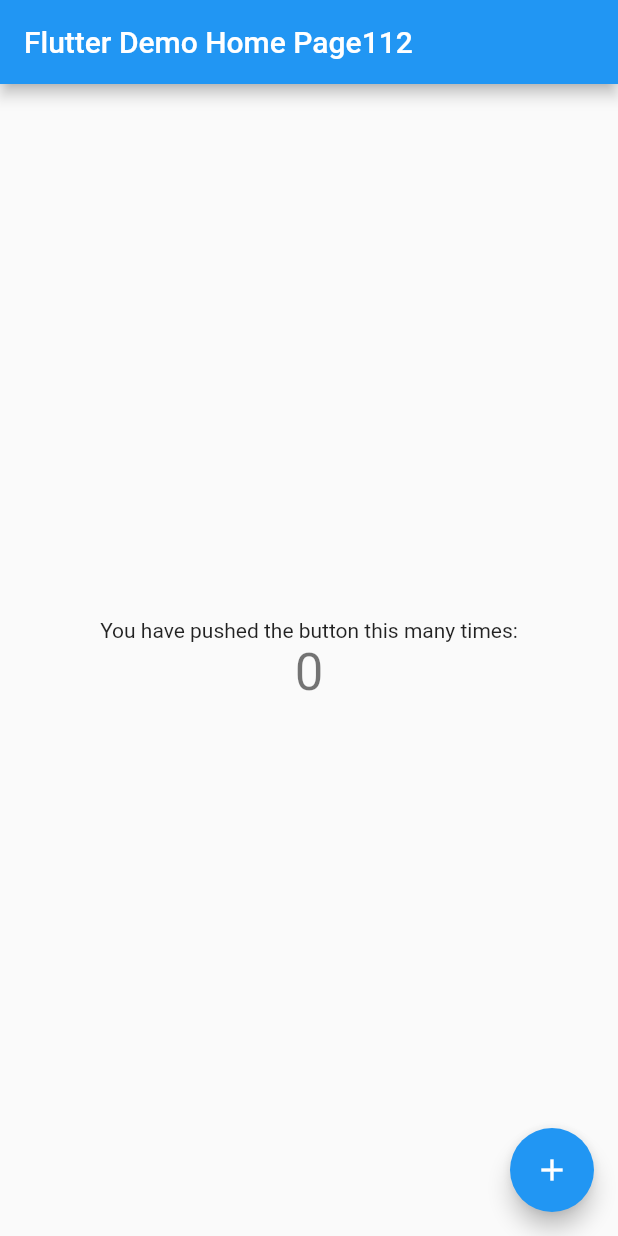
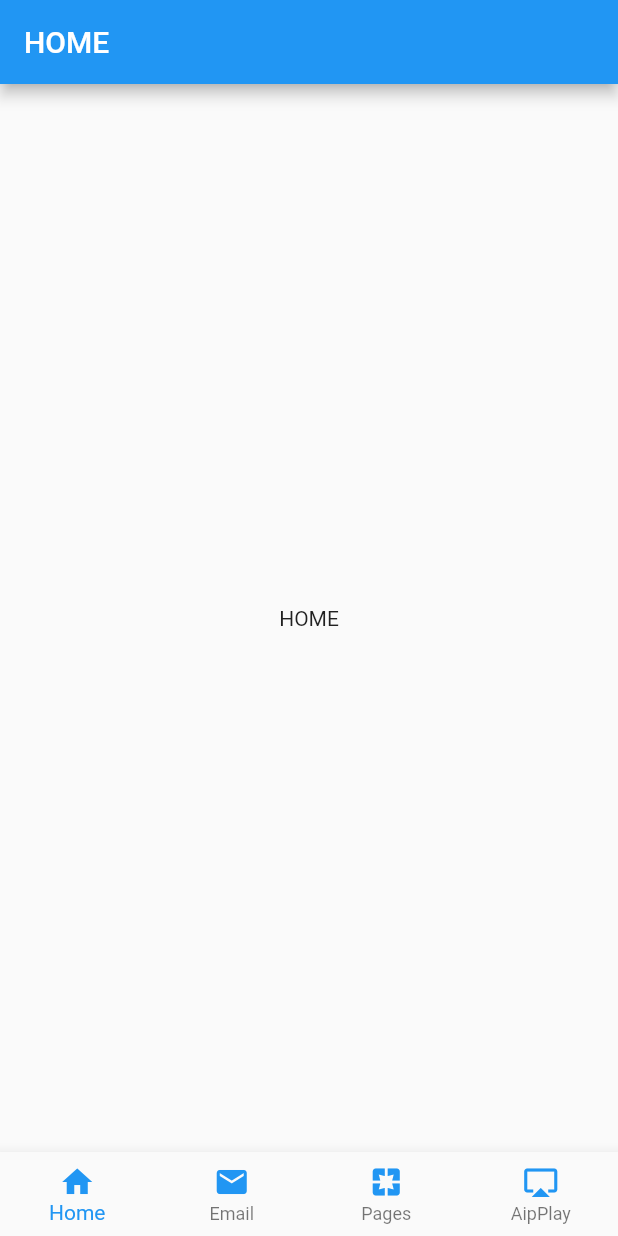
Before and after one commit to kylin-code/flutter_components, a Flutter app: the screen it shows after launch, on a phone screen of 412 x 824 dp. Run offline on Flutter 3.47's test engine with Material 2 defaults, Android fonts, the phone set to English and light mode, and no system bars.

Commit message:
底部导航栏

```diff
--- /dev/null
+++ b/flutter_components/lib/bottom_navigation_widget.dart
@@ -0,0 +1,70 @@
+import 'package:flutter/material.dart';
+import 'pages/home_screen.dart';
+import 'pages/email_screen.dart';
+import 'pages/pages_screen.dart';
+import 'pages/airplay_screen.dart';
+
+class BottomNavigationWidget extends StatefulWidget {
+  _BottomNavigationWidgetState createState() => _BottomNavigationWidgetState();
+}
+
+class _BottomNavigationWidgetState extends State<BottomNavigationWidget> {
+  final _BottomNavigationColor = Colors.blue;
+  int _currentIndex = 0;
+  List<Widget> navList = List();
+
+  @override
+  void initState() {
+    navList
+      ..add(HomeScreen())
+      ..add(EmailScreen())
+      ..add(PagesScreen())
+      ..add(AirplayScreen());
+    super.initState();
+  }
+
+  @override
+  Widget build(BuildContext context) {
+    return Scaffold(
+      body: navList[_currentIndex],
+      bottomNavigationBar: BottomNavigationBar(
+          items: [
+            BottomNavigationBarItem(
+                icon: Icon(
+                  Icons.home,
+                  color: _BottomNavigationColor,
+                ),
+                title: Text('Home',
+                    style: TextStyle(color: _BottomNavigationColor))),
+            BottomNavigationBarItem(
+                icon: Icon(
+                  Icons.email,
+                  color: _BottomNavigationColor,
+                ),
+                title: Text('Email',
+                    style: TextStyle(color: _BottomNavigationColor))),
+            BottomNavigationBarItem(
+                icon: Icon(
+                  Icons.pages,
+                  color: _BottomNavigationColor,
+                ),
+                title: Text('Pages',
+                    style: TextStyle(color: _BottomNavigationColor))),
+            BottomNavigationBarItem(
+                icon: Icon(
+                  Icons.airplay,
+                  color: _BottomNavigationColor,
+                ),
+                title: Text('AipPlay',
+                    style: TextStyle(color: _BottomNavigationColor))),
+          ],
+          currentIndex: _currentIndex,
+          onTap: (int index) {
+            setState(() {
+              _currentIndex = index;
+            });
+          },
+          type: BottomNavigationBarType.fixed),
+    );
+  }
+}
--- a/flutter_components/lib/main.dart
+++ b/flutter_components/lib/main.dart
@@ -1,111 +1,14 @@
 import 'package:flutter/material.dart';
+import 'bottom_navigation_widget.dart';
 
-void main() => runApp(MyApp());
+void main() => runApp(new MyApp());
 
 class MyApp extends StatelessWidget {
-  // This widget is the root of your application.
   @override
   Widget build(BuildContext context) {
     return MaterialApp(
-      title: 'Flutter Demo',
-      theme: ThemeData(
-        // This is the theme of your application.
-        //
-        // Try running your application with "flutter run". You'll see the
-        // application has a blue toolbar. Then, without quitting the app, try
-        // changing the primarySwatch below to Colors.green and then invoke
-        // "hot reload" (press "r" in the console where you ran "flutter run",
-        // or simply save your changes to "hot reload" in a Flutter IDE).
-        // Notice that the counter didn't reset back to zero; the application
-        // is not restarted.
-        primarySwatch: Colors.blue,
-      ),
-      home: MyHomePage(title: 'Flutter Demo Home Page112'),
-    );
+        title: 'Flutter bottomNavigationBar',
+        theme: ThemeData.light(),
+        home: BottomNavigationWidget());
   }
 }
-
-class MyHomePage extends StatefulWidget {
-  MyHomePage({Key key, this.title}) : super(key: key);
-
-  // This widget is the home page of your application. It is stateful, meaning
-  // that it has a State object (defined below) that contains fields that affect
-  // how it looks.
-
-  // This class is the configuration for the state. It holds the values (in this
-  // case the title) provided by the parent (in this case the App widget) and
-  // used by the build method of the State. Fields in a Widget subclass are
-  // always marked "final".
-
-  final String title;
-
-  @override
-  _MyHomePageState createState() => _MyHomePageState();
-}
-
-class _MyHomePageState extends State<MyHomePage> {
-  int _counter = 0;
-
-  void _incrementCounter() {
-    setState(() {
-      // This call to setState tells the Flutter framework that something has
-      // changed in this State, which causes it to rerun the build method below
-      // so that the display can reflect the updated values. If we changed
-      // _counter without calling setState(), then the build method would not be
-      // called again, and so nothing would appear to happen.
-      _counter++;
-    });
-  }
-
-  @override
-  Widget build(BuildContext context) {
-    // This method is rerun every time setState is called, for instance as done
-    // by the _incrementCounter method above.
-    //
-    // The Flutter framework has been optimized to make rerunning build methods
-    // fast, so that you can just rebuild anything that needs updating rather
-    // than having to individually change instances of widgets.
-    return Scaffold(
-      appBar: AppBar(
-        // Here we take the value from the MyHomePage object that was created by
-        // the App.build method, and use it to set our appbar title.
-        title: Text(widget.title),
-      ),
-      body: Center(
-        // Center is a layout widget. It takes a single child and positions it
-        // in the middle of the parent.
-        child: Column(
-          // Column is also layout widget. It takes a list of children and
-          // arranges them vertically. By default, it sizes itself to fit its
-          // children horizontally, and tries to be as tall as its parent.
-          //
-          // Invoke "debug painting" (press "p" in the console, choose the
-          // "Toggle Debug Paint" action from the Flutter Inspector in Android
-          // Studio, or the "Toggle Debug Paint" command in Visual Studio Code)
-          // to see the wireframe for each widget.
-          //
-          // Column has various properties to control how it sizes itself and
-          // how it positions its children. Here we use mainAxisAlignment to
-          // center the children vertically; the main axis here is the vertical
-          // axis because Columns are vertical (the cross axis would be
-          // horizontal).
-          mainAxisAlignment: MainAxisAlignment.center,
-          children: <Widget>[
-            Text(
-              'You have pushed the button this many times:',
-            ),
-            Text(
-              '$_counter',
-              style: Theme.of(context).textTheme.display1,
-            ),
-          ],
-        ),
-      ),
-      floatingActionButton: FloatingActionButton(
-        onPressed: _incrementCounter,
-        tooltip: 'Increment',
-        child: Icon(Icons.add),
-      ), // This trailing comma makes auto-formatting nicer for build methods.
-    );
-  }
-}
--- /dev/null
+++ b/flutter_components/lib/pages/airplay_screen.dart
@@ -0,0 +1,14 @@
+import 'package:flutter/material.dart';
+
+class AirplayScreen extends StatelessWidget {
+  @override
+  Widget build(BuildContext context) {
+    return Scaffold(
+        appBar: AppBar(
+          title: Text('Airplay'),
+        ),
+        body: Center(
+          child: Text('Airplay'),
+        ));
+  }
+}
--- /dev/null
+++ b/flutter_components/lib/pages/email_screen.dart
@@ -0,0 +1,14 @@
+import 'package:flutter/material.dart';
+
+class EmailScreen extends StatelessWidget {
+  @override
+  Widget build(BuildContext context) {
+    return Scaffold(
+        appBar: AppBar(
+          title: Text('Email'),
+        ),
+        body: Center(
+          child: Text('Email'),
+        ));
+  }
+}
--- /dev/null
+++ b/flutter_components/lib/pages/home_screen.dart
@@ -0,0 +1,14 @@
+import 'package:flutter/material.dart';
+
+class HomeScreen extends StatelessWidget {
+  @override
+  Widget build(BuildContext context) {
+    return Scaffold(
+        appBar: AppBar(
+          title: Text('HOME'),
+        ),
+        body: Center(
+          child: Text('HOME'),
+        ));
+  }
+}
--- /dev/null
+++ b/flutter_components/lib/pages/pages_screen.dart
@@ -0,0 +1,14 @@
+import 'package:flutter/material.dart';
+
+class PagesScreen extends StatelessWidget {
+  @override
+  Widget build(BuildContext context) {
+    return Scaffold(
+        appBar: AppBar(
+          title: Text('Pages'),
+        ),
+        body: Center(
+          child: Text('Pages'),
+        ));
+  }
+}
```
